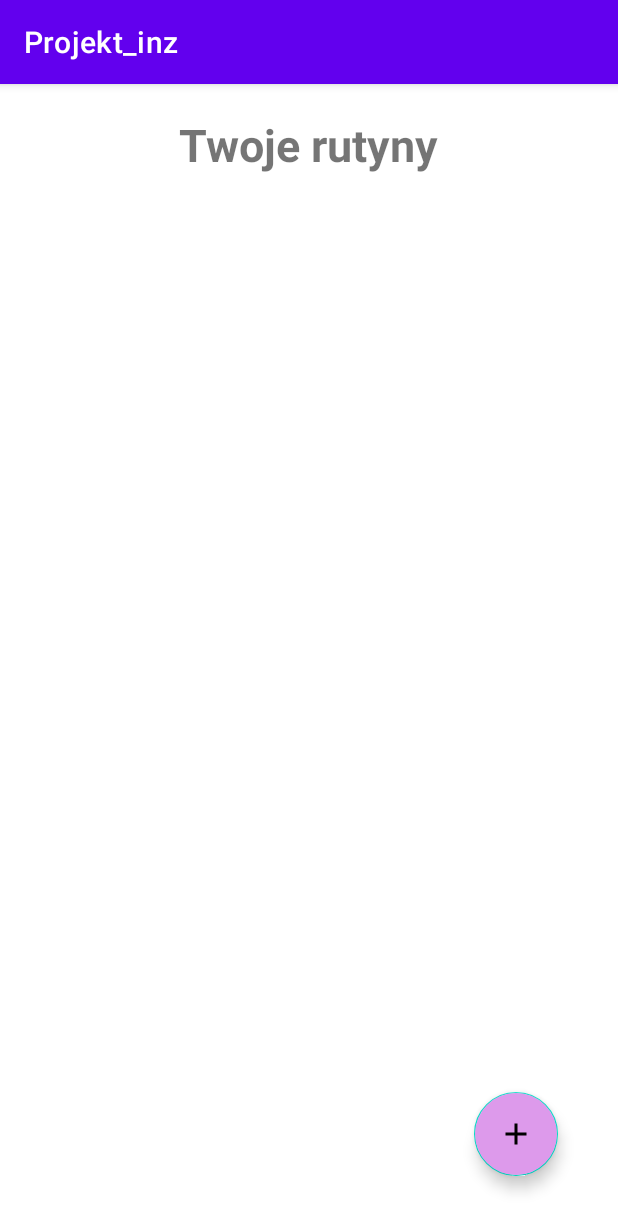
After one commit to ZNSzpak/adhd_app, an Android app: the fragment RoutinesFragment shown on its own in the app's theme, on a phone screen of 412 x 824 dp. The commit adds this screen. Shown: the top 1231 px of the screen. Run offline under Robolectric (Android 15) with nearby library versions, the phone set to English and light mode, and no system bars.

Commit message:
podstawowa lista zadań

```diff
--- /dev/null
+++ b/app/src/main/java/com/example/projekt_inz/ui/routines/Routine.kt
@@ -0,0 +1,6 @@
+package com.example.projekt_inz.ui.routines
+
+data class RoutineButton (
+    var id: Long,
+    var title: String
+)
--- /dev/null
+++ b/app/src/main/java/com/example/projekt_inz/ui/routines/RoutinesAdapter.kt
@@ -0,0 +1,4 @@
+package com.example.projekt_inz.ui.routines
+
+class RoutinesAdapter {
+}
--- /dev/null
+++ b/app/src/main/java/com/example/projekt_inz/ui/routines/RoutinesFragment.kt
@@ -0,0 +1,56 @@
+package com.example.projekt_inz.ui.routines
+
+import android.os.Bundle
+import androidx.fragment.app.Fragment
+import android.view.LayoutInflater
+import android.view.View
+import android.view.ViewGroup
+import androidx.lifecycle.ViewModelProvider
+import androidx.recyclerview.widget.RecyclerView
+import com.example.projekt_inz.R
+import com.google.android.material.floatingactionbutton.FloatingActionButton
+
+class RoutinesFragment : Fragment() {
+    private lateinit var viewModel: RoutinesViewModel
+
+    private lateinit var buttonList: RecyclerView
+    private lateinit var addButton: FloatingActionButton
+
+    private lateinit var taskAdapter: RoutinesAdapter
+
+    override fun onCreateView(
+        inflater: LayoutInflater, container: ViewGroup?,
+        savedInstanceState: Bundle?
+    ): View? {
+        return inflater.inflate(R.layout.fragment_routines, container, false)
+    }
+
+    override fun onViewCreated(view: View, savedInstanceState: Bundle?) {
+        super.onViewCreated(view, savedInstanceState)
+
+        findViews(view)
+
+        viewModel = ViewModelProvider(this)[RoutinesViewModel::class.java]
+
+        setupRecyclerView()
+        observeViewModel()
+        setupAddButton()
+    }
+
+    private fun findViews(view: View) {
+        buttonList = view.findViewById(R.id.buttonList)
+        addButton = view.findViewById(R.id.addButton)
+    }
+
+    private fun setupRecyclerView() {
+
+    }
+
+    private fun observeViewModel() {
+
+    }
+
+    private fun setupAddButton() {
+
+    }
+}
--- /dev/null
+++ b/app/src/main/java/com/example/projekt_inz/ui/routines/RoutinesViewModel.kt
@@ -0,0 +1,12 @@
+package com.example.projekt_inz.ui.routines
+
+import androidx.lifecycle.LiveData
+import androidx.lifecycle.MutableLiveData
+import androidx.lifecycle.ViewModel
+import com.example.projekt_inz.ui.todolist.Task
+
+class RoutinesViewModel : ViewModel() {
+
+
+
+}
--- /dev/null
+++ b/app/src/main/res/layout/fragment_routines.xml
@@ -0,0 +1,46 @@
+<?xml version="1.0" encoding="utf-8"?>
+<RelativeLayout xmlns:android="http://schemas.android.com/apk/res/android"
+    xmlns:tools="http://schemas.android.com/tools"
+    xmlns:app="http://schemas.android.com/apk/res-auto"
+    android:layout_width="match_parent"
+    android:layout_height="match_parent"
+    tools:context=".ui.routines.RoutinesFragment">
+
+    <TextView
+        android:id="@+id/textR"
+        android:layout_width="wrap_content"
+        android:layout_height="wrap_content"
+        android:layout_centerHorizontal="true"
+        android:layout_marginTop="20dp"
+        android:fontFamily="sans-serif"
+        android:text="Twoje rutyny"
+        android:textSize="30sp"
+        android:textStyle="bold"
+
+        app:layout_constraintBottom_toBottomOf="parent"
+        app:layout_constraintEnd_toEndOf="parent"
+        app:layout_constraintHorizontal_bias="0.496"
+        app:layout_constraintStart_toStartOf="parent"
+        app:layout_constraintTop_toTopOf="parent"
+        app:layout_constraintVertical_bias="0.045" />
+
+    <androidx.recyclerview.widget.RecyclerView
+        android:id="@+id/buttonList"
+        android:layout_marginTop="10dp"
+        android:layout_width="match_parent"
+        android:layout_height="wrap_content"
+        android:nestedScrollingEnabled="true"
+        android:layout_below="@+id/textR"/>
+
+    <com.google.android.material.floatingactionbutton.FloatingActionButton
+        android:id="@+id/addButton"
+        android:layout_width="wrap_content"
+        android:layout_height="wrap_content"
+        android:layout_alignParentBottom="true"
+        android:layout_alignParentEnd="true"
+        android:layout_margin="40dp"
+        android:contentDescription="dodaj rutyne"
+        android:src="@drawable/baseline_add_24"
+        android:backgroundTint="#DD9AEB"/>
+
+</RelativeLayout>
```
Also changed, not shown: app/src/main/java/com/example/projekt_inz/ui/routines/BlankFragment.kt (deleted, +0 -27 lines), app/src/main/java/com/example/projekt_inz/ui/routines/RoutinesViewHolder.kt (added, +10 -0 lines), app/src/main/java/com/example/projekt_inz/ui/todolist/ToDoFragment.kt (+0 -13 lines), app/src/main/res/layout/button_routine.xml (added, +36 -0 lines), app/src/main/res/layout/fragment_blank.xml (deleted, +0 -14 lines).
